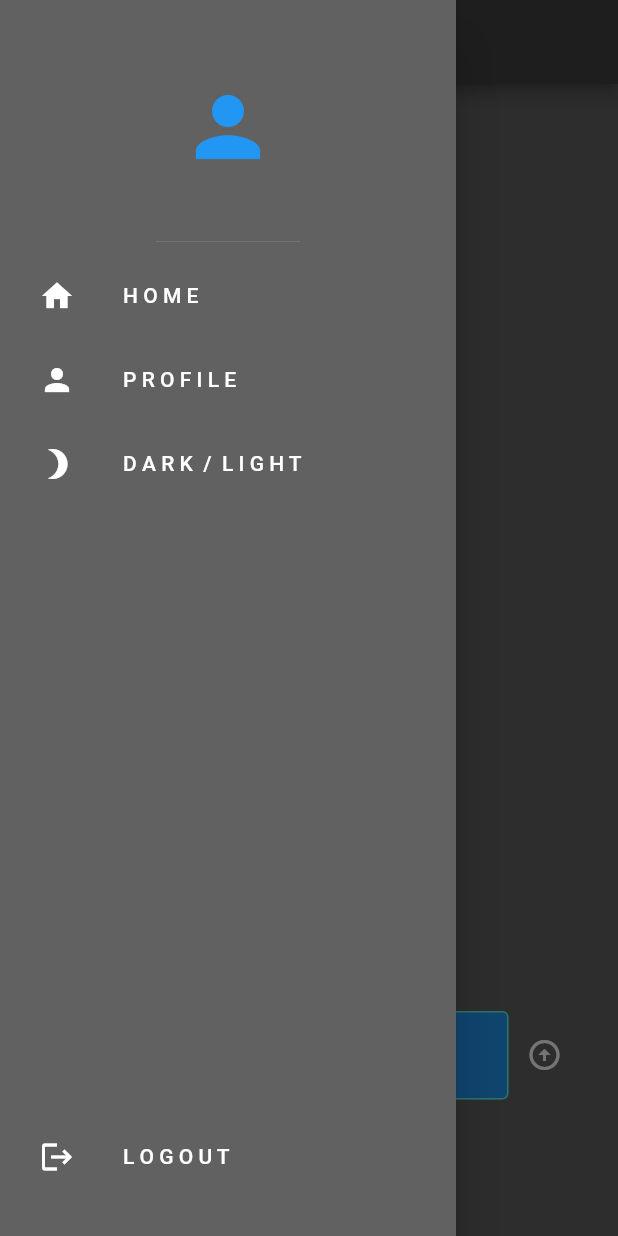
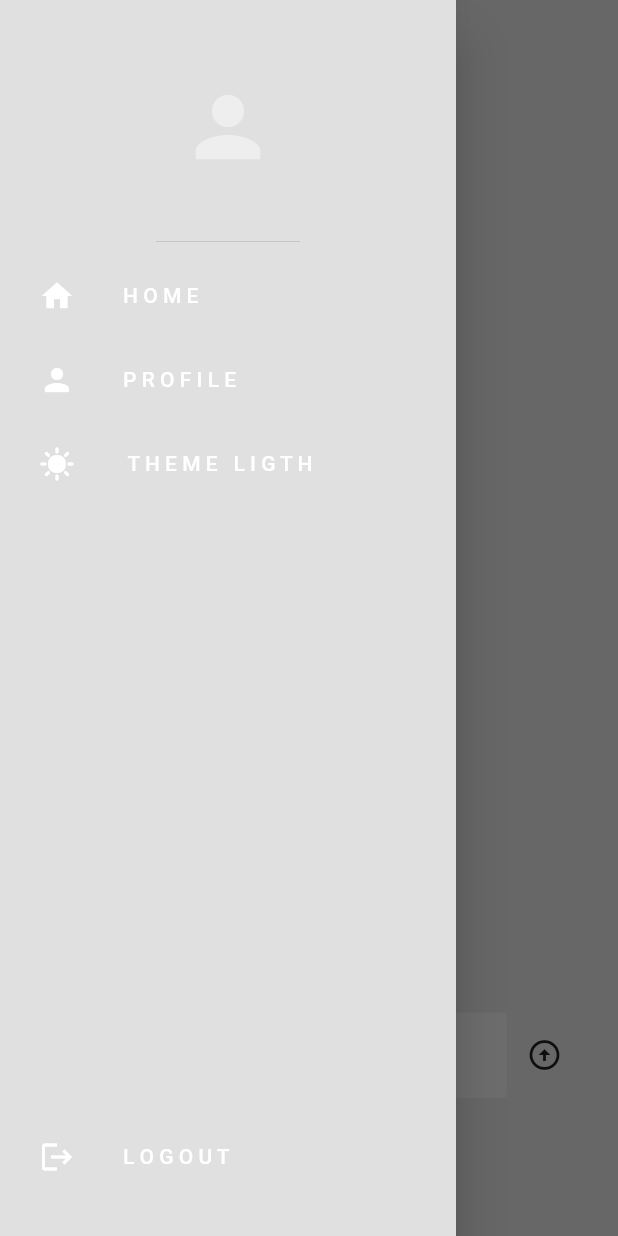
Before and after one commit to NanoCode10/projects_flutter, a Flutter app: the screen it shows once a user with an empty profile is signed in, with the side drawer open, on a phone screen of 412 x 824 dp. Run offline on Flutter 3.47's test engine with Material 2 defaults, Android fonts, the phone set to English and light mode, and no system bars; our stand-ins replace cloud_firestore, firebase_auth, firebase_core; accounts and stored records are empty.

Commit message:
commit 160623

```diff
--- a/nanoapp_the_wall/lib/components/drawer.dart
+++ b/nanoapp_the_wall/lib/components/drawer.dart
@@ -44,8 +44,12 @@ class MyDrawer extends StatelessWidget {
               ),
               //profile list title
               MyListTile(
-                icon: Icons.brightness_3,
-                text: 'D A R K  /  L I G H T',
+                icon: Theme.of(context).brightness == Brightness.light
+                    ? Icons.sunny
+                    : Icons.brightness_3,
+                text: Theme.of(context).brightness == Brightness.light
+                    ? ' T H E M E   L I G T H '
+                    : 'T H E M E   D A R K ',
                 onTap: onThemeTap,
               ),
             ],
--- a/nanoapp_the_wall/lib/main.dart
+++ b/nanoapp_the_wall/lib/main.dart
@@ -15,7 +15,7 @@ void main() async {
   runApp(
     MultiProvider(
       providers: [
-        ChangeNotifierProvider(create: (_) => ThemeChanger(ThemeData.dark())),
+        ChangeNotifierProvider(create: (_) => ThemeChanger(lightTheme)),
       ],
       child: const MyApp(),
     ),
--- a/nanoapp_the_wall/lib/pages/home_page.dart
+++ b/nanoapp_the_wall/lib/pages/home_page.dart
@@ -64,17 +64,17 @@ class _HomePageState extends State<HomePage> {
   }
 
 //toggle theme
-  bool _isdark = false;
+  bool isdark = false;
   void toggleTheme() {
     final theme = Provider.of<ThemeChanger>(context, listen: false);
 
     setState(() {
-      if (_isdark) {
+      if (isdark) {
         theme.setTheme(lightTheme);
-        _isdark = false;
+        isdark = false;
       } else {
         theme.setTheme(darkTheme);
-        _isdark = true;
+        isdark = true;
       }
     });
   }
--- a/nanoapp_the_wall/lib/theme/mytheme.dart
+++ b/nanoapp_the_wall/lib/theme/mytheme.dart
@@ -3,14 +3,14 @@ import 'package:nanoapp_the_wall/theme/dark_theme.dart';
 import 'package:nanoapp_the_wall/theme/light_theme.dart';
 
 class ThemeChanger with ChangeNotifier {
-  ThemeData _themeData = lightTheme;
+  ThemeData _themeData = darkTheme;
 
   ThemeChanger(this._themeData);
 
   getTheme() => _themeData;
 
   setTheme(ThemeData theme) {
-    this._themeData = theme;
+    _themeData = theme;
     notifyListeners();
   }
 }
```
